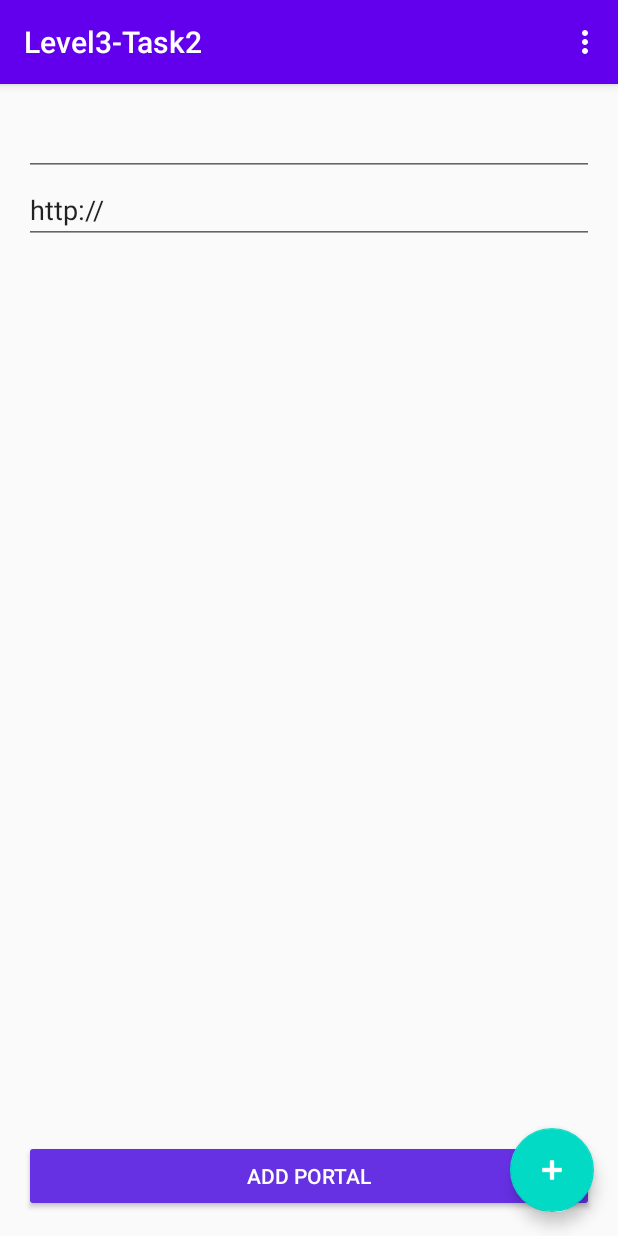
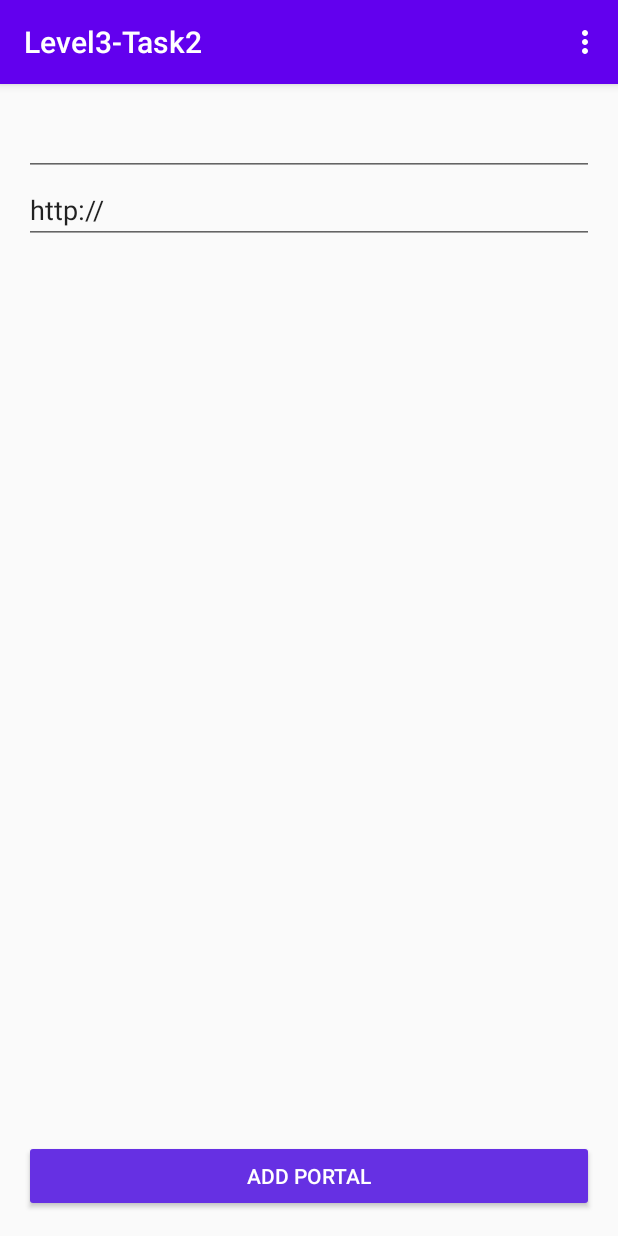
Before and after one commit to BrunoFigueiredo2k/Level3-Task2, an Android app: the AddPortalFragment screen opened through its navigation route, on a phone screen of 412 x 824 dp. Run offline under Robolectric (Android 15) with nearby library versions, the phone set to English and light mode, and no system bars.

Commit message:
Added navigation (fixed nullpointer error in fragment)

```diff
--- a/app/src/main/java/com/example/level3_task2/AddPortalFragment.kt
+++ b/app/src/main/java/com/example/level3_task2/AddPortalFragment.kt
@@ -7,6 +7,7 @@ import android.view.View
 import android.view.ViewGroup
 import android.widget.Button
 import androidx.navigation.fragment.findNavController
+import kotlinx.android.synthetic.main.fragment_add_portal.*
 
 /**
  * A simple [Fragment] subclass as the second destination in the navigation.
@@ -19,13 +20,24 @@ class AddPortalFragment : Fragment() {
     ): View? {
         // Inflate the layout for this fragment
         return inflater.inflate(R.layout.fragment_add_portal, container, false)
+
     }
 
     override fun onViewCreated(view: View, savedInstanceState: Bundle?) {
         super.onViewCreated(view, savedInstanceState)
 
-        view.findViewById<Button>(R.id.addBtn).setOnClickListener {
-            findNavController().navigate(R.id.action_SecondFragment_to_FirstFragment)
+        addBtn.setOnClickListener {
+//            navigateToPortalsList()
+            findNavController().navigate(R.id.action_AddPortalFragment_to_PortalsFragment)
         }
     }
+
+//    private fun navigateToPortalsList() {
+//
+//        val args = Bundle()
+////        args.putFloat(ARG_GAME_RATING, ratingBar.rating)
+////        args.putString(ARG_GAME_NAME, txt_game.text.toString())
+//
+////        findNavController().navigate(R.id.action_AddPortalFragment_to_PortalsFragment, args)
+//    }
 }
--- a/app/src/main/java/com/example/level3_task2/MainActivity.kt
+++ b/app/src/main/java/com/example/level3_task2/MainActivity.kt
@@ -6,17 +6,35 @@ import com.google.android.material.snackbar.Snackbar
 import androidx.appcompat.app.AppCompatActivity
 import android.view.Menu
 import android.view.MenuItem
+import androidx.navigation.NavController
+import androidx.navigation.findNavController
+import kotlinx.android.synthetic.main.activity_main.*
 
 class MainActivity : AppCompatActivity() {
+    private lateinit var navController: NavController
 
     override fun onCreate(savedInstanceState: Bundle?) {
         super.onCreate(savedInstanceState)
         setContentView(R.layout.activity_main)
         setSupportActionBar(findViewById(R.id.toolbar))
+        navController = findNavController(R.id.nav_host_fragment)
 
-        findViewById<FloatingActionButton>(R.id.fab).setOnClickListener { view ->
-            Snackbar.make(view, "Replace with your own action", Snackbar.LENGTH_LONG)
-                    .setAction("Action", null).show()
+        fab.setOnClickListener {
+            navController.navigate(
+                R.id.action_PortalsFragment_to_AddPortalFragment
+            )
+        }
+        fabToggler()
+
+    }
+
+    private fun fabToggler() {
+        navController.addOnDestinationChangedListener { _,       destination, _ ->
+            if (destination.id in arrayOf(R.id.AddPortalFragment)) {
+                fab.hide()
+            } else {
+                fab.show()
+            }
         }
     }
 
--- a/app/src/main/java/com/example/level3_task2/PortalsFragment.kt
+++ b/app/src/main/java/com/example/level3_task2/PortalsFragment.kt
@@ -7,6 +7,7 @@ import android.view.View
 import android.view.ViewGroup
 import android.widget.Button
 import androidx.navigation.fragment.findNavController
+import kotlinx.android.synthetic.main.activity_main.*
 
 /**
  * A simple [Fragment] subclass as the default destination in the navigation.
@@ -14,8 +15,8 @@ import androidx.navigation.fragment.findNavController
 class PortalsFragment : Fragment() {
 
     override fun onCreateView(
-            inflater: LayoutInflater, container: ViewGroup?,
-            savedInstanceState: Bundle?
+        inflater: LayoutInflater, container: ViewGroup?,
+        savedInstanceState: Bundle?
     ): View? {
         // Inflate the layout for this fragment
         return inflater.inflate(R.layout.fragment_portals, container, false)
@@ -24,8 +25,5 @@ class PortalsFragment : Fragment() {
     override fun onViewCreated(view: View, savedInstanceState: Bundle?) {
         super.onViewCreated(view, savedInstanceState)
 
-        view.findViewById<Button>(R.id.button_first).setOnClickListener {
-            findNavController().navigate(R.id.action_FirstFragment_to_SecondFragment)
-        }
     }
 }
--- a/app/src/main/res/navigation/nav_graph.xml
+++ b/app/src/main/res/navigation/nav_graph.xml
@@ -3,26 +3,22 @@
     xmlns:app="http://schemas.android.com/apk/res-auto"
     xmlns:tools="http://schemas.android.com/tools"
     android:id="@+id/nav_graph"
-    app:startDestination="@id/FirstFragment">
+    app:startDestination="@id/PortalsFragment">
 
     <fragment
-        android:id="@+id/FirstFragment"
+        android:id="@+id/PortalsFragment"
         android:name="com.example.level3_task2.PortalsFragment"
-        android:label="@string/first_fragment_label"
         tools:layout="@layout/fragment_portals">
-
         <action
-            android:id="@+id/action_FirstFragment_to_SecondFragment"
-            app:destination="@id/SecondFragment" />
+            android:id="@+id/action_PortalsFragment_to_AddPortalFragment"
+            app:destination="@id/AddPortalFragment" />
     </fragment>
     <fragment
-        android:id="@+id/SecondFragment"
+        android:id="@+id/AddPortalFragment"
         android:name="com.example.level3_task2.AddPortalFragment"
-        android:label="@string/second_fragment_label"
         tools:layout="@layout/fragment_add_portal">
-
         <action
-            android:id="@+id/action_SecondFragment_to_FirstFragment"
-            app:destination="@id/FirstFragment" />
+            android:id="@+id/action_AddPortalFragment_to_PortalsFragment"
+            app:destination="@id/PortalsFragment" />
     </fragment>
 </navigation>
```
